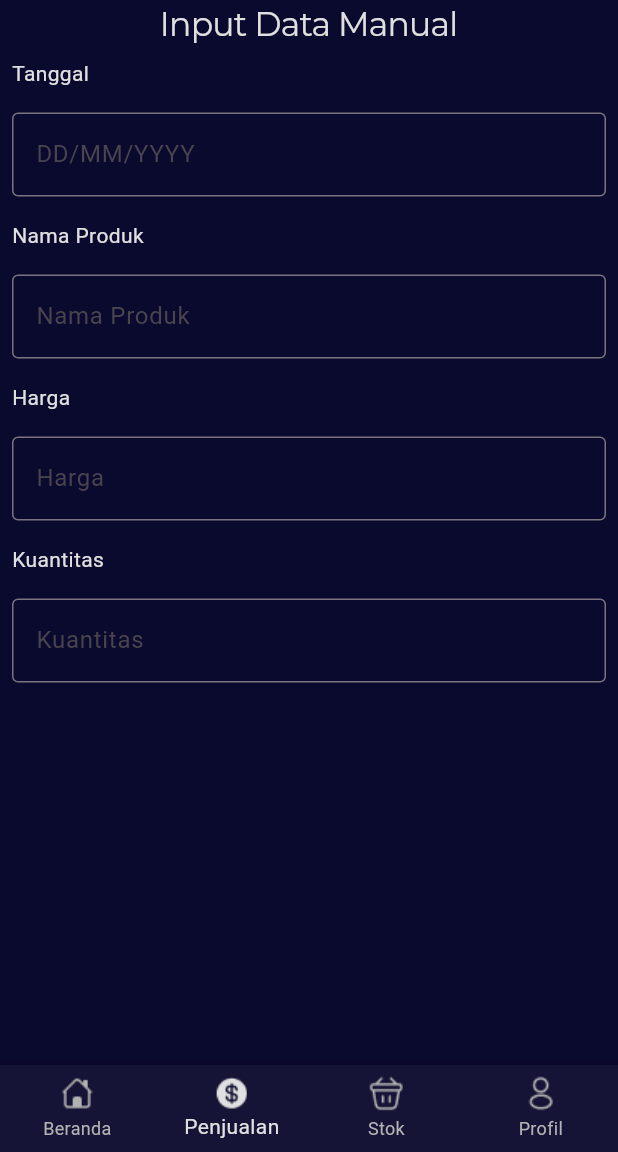
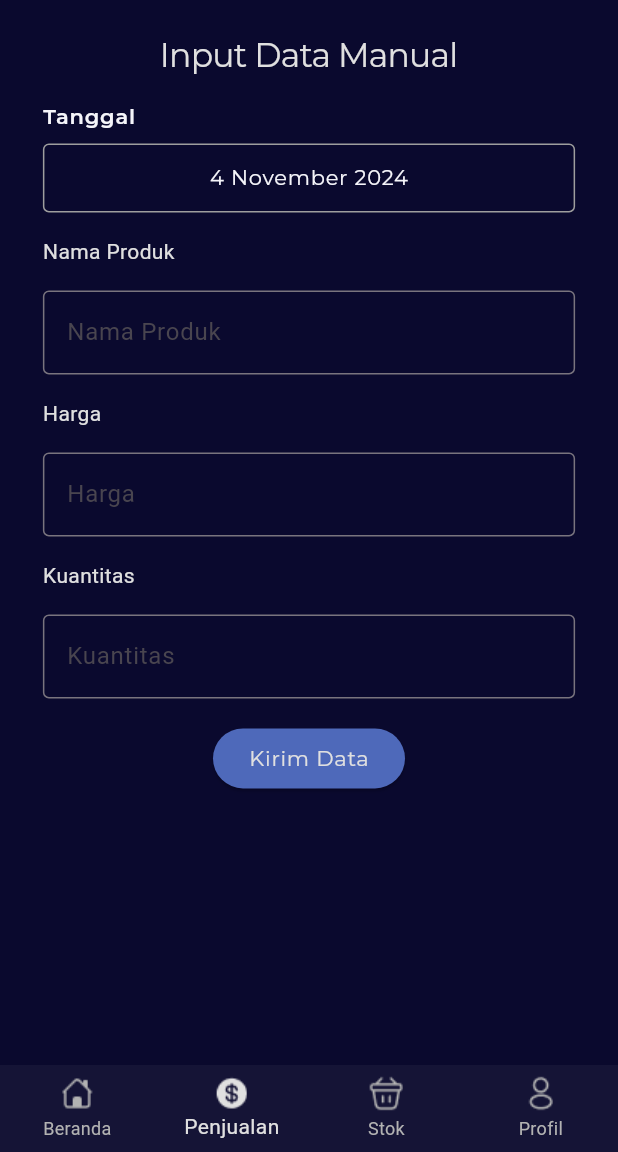
Before and after one commit to Bizniz-Corp/BizGrow-Mobile, a Flutter app: the PenjualanInputManualScreen screen opened directly, on a phone screen of 412 x 824 dp, the part 84-1236 px from its top. Run offline on Flutter 3.47's test engine with Material 3 defaults, Android fonts, the phone set to English and light mode, and no system bars; our stand-ins replace flutter_local_notifications, google_fonts.

Commit message:
[FEAT] push notif and fixed button style

```diff
--- a/bizgrow_mobile_frontend/lib/main.dart
+++ b/bizgrow_mobile_frontend/lib/main.dart
@@ -8,6 +8,8 @@ void main() {
 }
 
 class BizGrowApp extends StatelessWidget {
+  const BizGrowApp({super.key});
+
   @override
   Widget build(BuildContext context) {
     return MaterialApp(
--- a/bizgrow_mobile_frontend/lib/screens/beranda/beranda_screen.dart
+++ b/bizgrow_mobile_frontend/lib/screens/beranda/beranda_screen.dart
@@ -6,11 +6,13 @@ import 'package:bizgrow_mobile_frontend/themes/text_styles.dart';
 import 'package:bizgrow_mobile_frontend/widgets/navbar.dart';
 
 class BerandaScreen extends StatelessWidget {
+  const BerandaScreen({super.key});
+
   @override
   Widget build(BuildContext context) {
     return Scaffold(
       appBar: AppBar(
-        title: Text('Beranda'),
+        title: const Text('Beranda'),
       ),
       body: Container(
         margin: EdgeInsets.all(BizGrowTheme.getMargin(context)),
--- a/bizgrow_mobile_frontend/lib/screens/penjualan/penjualan_input_manual_screen.dart
+++ b/bizgrow_mobile_frontend/lib/screens/penjualan/penjualan_input_manual_screen.dart
@@ -4,50 +4,68 @@ import 'package:google_fonts/google_fonts.dart';
 import 'package:bizgrow_mobile_frontend/themes/theme.dart';
 import 'package:bizgrow_mobile_frontend/themes/text_styles.dart';
 import 'package:bizgrow_mobile_frontend/widgets/navbar.dart';
+import 'package:intl/intl.dart';
+import 'package:flutter_local_notifications/flutter_local_notifications.dart';
 
-class PenjualanInputManualScreen extends StatefulWidget{
+class PenjualanInputManualScreen extends StatefulWidget {
+  const PenjualanInputManualScreen({super.key});
+
   @override
-  _PenjualanInputManualScreenState createState() => _PenjualanInputManualScreenState();
+  _PenjualanInputManualScreenState createState() =>
+      _PenjualanInputManualScreenState();
 }
 
-class _PenjualanInputManualScreenState extends State<PenjualanInputManualScreen>{
+class _PenjualanInputManualScreenState
+    extends State<PenjualanInputManualScreen> {
+  DateTime selectedDate = DateTime.now();
+  late FlutterLocalNotificationsPlugin _flutterLocalNotificationsPlugin;
+
   @override
-  Widget build(BuildContext context){
+  void initState() {
+    super.initState();
+    _flutterLocalNotificationsPlugin = FlutterLocalNotificationsPlugin();
+    _initializeNotifications();
+  }
+
+  void _initializeNotifications() async {
+    const AndroidInitializationSettings initializationSettingsAndroid =
+        AndroidInitializationSettings('@mipmap/ic_launcher');
+
+    const InitializationSettings initializationSettings =
+        InitializationSettings(
+      android: initializationSettingsAndroid,
+      // iOS settings can be added here if needed
+    );
+
+    await _flutterLocalNotificationsPlugin.initialize(initializationSettings);
+  }
+
+  Widget build(BuildContext context) {
     return Scaffold(
         appBar: AppBar(
-        title: Text("Input Data Penjualan"),
+          title: const Text("Input Data Penjualan"),
         ),
         body: Container(
-        // margin: EdgeInsets.all(BizGrowTheme.getMargin(context)),
+            margin: EdgeInsets.all(BizGrowTheme.getMargin(context)),
             child: Column(
               children: [
-            Text("Input Data Manual", style: Regular.h3.withColor(Monochrome.whiteDarkMode)),
-            const Column(
-              crossAxisAlignment: CrossAxisAlignment.start,
-              children:[
+                Text("Input Data Manual",
+                    style: Regular.h3.withColor(Monochrome.whiteDarkMode)),
+                Column(crossAxisAlignment: CrossAxisAlignment.start, children: [
                   Padding(
                     padding: const EdgeInsets.all(8.0),
-                  child: Text("Tanggal", style: TextStyle(color: Monochrome.whiteDarkMode))),
-                Padding(
-                  padding: const EdgeInsets.all(8.0),
-                  child: TextField(
-                    decoration: InputDecoration(
-                      border: OutlineInputBorder(),
-                      hintText: 'DD/MM/YYYY',
+                    child: FilterDateOption(
+                      title: 'Tanggal',
+                      selectedDate: selectedDate,
+                      onSelectDate: () => _selectDate(context, true),
                     ),
                   ),
-                ),
-
-                // !!
-                // ADD DATE PICKER
-                // combine with text field above and refactor into a row
-                // AAA !!
-
-                Padding(
-                  padding: const EdgeInsets.all(8.0),
-                  child: Text("Nama Produk", style: TextStyle(color: Monochrome.whiteDarkMode))),
-                Padding(
-                  padding: const EdgeInsets.all(8.0),
+                  const Padding(
+                      padding: EdgeInsets.all(8.0),
+                      child: Text("Nama Produk",
+                          style: TextStyle(color: Monochrome.whiteDarkMode))),
+                  const Padding(
+                    padding: EdgeInsets.all(8.0),
                     child: TextField(
                       decoration: InputDecoration(
                         border: OutlineInputBorder(),
@@ -55,13 +73,12 @@ class _PenjualanInputManualScreenState extends State<PenjualanInputManualScreen>
                       ),
                     ),
                   ),
-
-                Padding(
-                  padding: const EdgeInsets.all(8.0),
-                  child: Text("Harga", style: TextStyle(color: Monochrome.whiteDarkMode))
-                ),
-                Padding(
-                  padding: const EdgeInsets.all(8.0),
+                  const Padding(
+                      padding: EdgeInsets.all(8.0),
+                      child: Text("Harga",
+                          style: TextStyle(color: Monochrome.whiteDarkMode))),
+                  const Padding(
+                    padding: EdgeInsets.all(8.0),
                     child: TextField(
                       decoration: InputDecoration(
                         border: OutlineInputBorder(),
@@ -69,13 +86,12 @@ class _PenjualanInputManualScreenState extends State<PenjualanInputManualScreen>
                       ),
                     ),
                   ),
-
-                Padding(
-                  padding: const EdgeInsets.all(8.0),
-                  child: Text("Kuantitas", style: TextStyle(color: Monochrome.whiteDarkMode))
-                ),
-                Padding(
-                  padding: const EdgeInsets.all(8.0),
+                  const Padding(
+                      padding: EdgeInsets.all(8.0),
+                      child: Text("Kuantitas",
+                          style: TextStyle(color: Monochrome.whiteDarkMode))),
+                  const Padding(
+                    padding: EdgeInsets.all(8.0),
                     child: TextField(
                       decoration: InputDecoration(
                         border: OutlineInputBorder(),
@@ -83,14 +99,104 @@ class _PenjualanInputManualScreenState extends State<PenjualanInputManualScreen>
                       ),
                     ),
                   ),
+                  Center(
+                    child: Padding(
+                      padding: const EdgeInsets.all(8.0),
+                      child: ElevatedButton(
+                          style: ElevatedButton.styleFrom(
+                              backgroundColor: Main.lightBlue),
+                          onPressed: () {
+                            //  save data
+                            _showNotification(); //local push notif hopefully
+                          },
+                          child: Text("Kirim Data",
+                              style: Regular.body
+                                  .withColor(Monochrome.whiteDarkMode))),
+                    ),
+                  )
+                ]),
+              ],
+            )),
+        bottomNavigationBar: MainNavigator(selectedIndex: 1));
+  }
 
-                ]
+  Future<void> _selectDate(BuildContext context, bool isFromDate) async {
+    DateTime? pickedDate = await showDatePicker(
+      context: context,
+      initialDate: DateTime.now(),
+      firstDate: DateTime(2000),
+      lastDate: DateTime.now(),
+    );
+
+    if (pickedDate != null) {
+      setState(() {
+        if (isFromDate) {
+          selectedDate = pickedDate;
+        }
+      });
+    }
+  }
+
+  Future<void> _showNotification() async {
+    const AndroidNotificationDetails androidPlatformChannelSpecifics =
+        AndroidNotificationDetails(
+      'channelId',
+      'channelName',
+      channelDescription: 'lorem ipsum dolor sit amet',
+      importance: Importance.high,
+      priority: Priority.high,
+      showWhen: false,
+    );
+
+    const NotificationDetails platformChannelSpecifics =
+        NotificationDetails(android: androidPlatformChannelSpecifics);
+
+    await _flutterLocalNotificationsPlugin.show(
+      0,
+      'Data Terkirim',
+      'Data penjualan Anda telah berhasil dikirim.',
+      platformChannelSpecifics,
+    );
+  }
+}
+
+class FilterDateOption extends StatelessWidget {
+  final String title;
+  final DateTime selectedDate;
+  final VoidCallback onSelectDate;
+
+  const FilterDateOption({
+    required this.title,
+    required this.selectedDate,
+    required this.onSelectDate,
+  });
+
+  @override
+  Widget build(BuildContext context) {
+    String formattedDate = DateFormat('d MMMM yyyy').format(selectedDate);
+    return GestureDetector(
+      onTap: onSelectDate,
+      child: Column(
+        crossAxisAlignment: CrossAxisAlignment.start,
+        children: [
+          Padding(
+            padding: const EdgeInsets.only(bottom: 8, top: 8),
+            child:
+                Text(title, style: SemiBold.body.withColor(Monochrome.white)),
+          ),
+          Container(
+            decoration: BoxDecoration(
+              border: Border.all(color: Colors.grey),
+              borderRadius: BorderRadius.circular(4),
+            ),
+            padding: EdgeInsets.symmetric(horizontal: 8.0, vertical: 12.0),
+            child: Center(
+              child: Text(formattedDate,
+                  style: Regular.body.withColor(Monochrome.white)),
+            ),
           ),
         ],
-            )
       ),
-      bottomNavigationBar: MainNavigator(selectedIndex: 1)
     );
-
   }
 }
--- a/bizgrow_mobile_frontend/lib/screens/penjualan/prediksi_demand_screen.dart
+++ b/bizgrow_mobile_frontend/lib/screens/penjualan/prediksi_demand_screen.dart
@@ -6,6 +6,8 @@ import 'package:bizgrow_mobile_frontend/themes/text_styles.dart';
 import 'package:bizgrow_mobile_frontend/widgets/navbar.dart';
 
 class PrediksiDemandScreen extends StatefulWidget{
+  const PrediksiDemandScreen({super.key});
+
   @override
   _PrediksiDemandScreenState createState() => _PrediksiDemandScreenState();
 }
@@ -15,11 +17,11 @@ class _PrediksiDemandScreenState extends State<PrediksiDemandScreen>{
   Widget build(BuildContext context){
     return Scaffold(
       appBar: AppBar(
-        title: Text("prediksi"),
+        title: const Text("prediksi"),
       ),
       body: Container(
         margin: EdgeInsets.all(BizGrowTheme.getMargin(context)),
-        child: Text("ini prediksi demand"),
+        child: const Text("ini prediksi demand"),
       ),
       bottomNavigationBar: MainNavigator(selectedIndex: 1),
     );
--- a/bizgrow_mobile_frontend/lib/screens/profil/profil_screen.dart
+++ b/bizgrow_mobile_frontend/lib/screens/profil/profil_screen.dart
@@ -5,11 +5,13 @@ import 'package:bizgrow_mobile_frontend/themes/theme.dart';
 import 'package:bizgrow_mobile_frontend/themes/text_styles.dart';
 
 class ProfilScreen extends StatelessWidget{
+  const ProfilScreen({super.key});
+
   @override
   Widget build(BuildContext context) {
     return Scaffold(
       appBar: AppBar(
-        title: Text('Profil'),
+        title: const Text('Profil'),
       ),
       body: Container(
         margin: EdgeInsets.all(BizGrowTheme.getMargin(context)),
--- a/bizgrow_mobile_frontend/lib/widgets/navbar.dart
+++ b/bizgrow_mobile_frontend/lib/widgets/navbar.dart
@@ -120,7 +120,7 @@ import 'package:bizgrow_mobile_frontend/screens/profil/profil_screen.dart';
 class MainNavigator extends StatefulWidget {
   final int selectedIndex;
 
-  MainNavigator({required this.selectedIndex});
+  const MainNavigator({super.key, required this.selectedIndex});
 
   @override
   _MainNavigatorState createState() => _MainNavigatorState();
--- a/bizgrow_mobile_frontend/pubspec.yaml
+++ b/bizgrow_mobile_frontend/pubspec.yaml
@@ -9,7 +9,9 @@ environment:
 dependencies:
   flutter:
     sdk: flutter
+  flutter_local_notifications: ^18.0.0
   google_fonts: ^6.2.1
+  intl: ^0.19.0
 
 dev_dependencies:
   flutter_test:
```
Also changed, not shown: bizgrow_mobile_frontend/lib/screens/penjualan/penjualan_input_excel_screen.dart (+32 -35 lines), bizgrow_mobile_frontend/lib/screens/penjualan/penjualan_screen.dart (+6 -4 lines), bizgrow_mobile_frontend/lib/screens/stok/stok_input_excel_screen.dart (+30 -34 lines), bizgrow_mobile_frontend/lib/screens/stok/stok_input_manual_screen.dart (+100 -38 lines), bizgrow_mobile_frontend/lib/screens/stok/stok_screen.dart (+5 -3 lines), bizgrow_mobile_frontend/pubspec.lock. Lines whose indentation alone changed are shown as unchanged.
